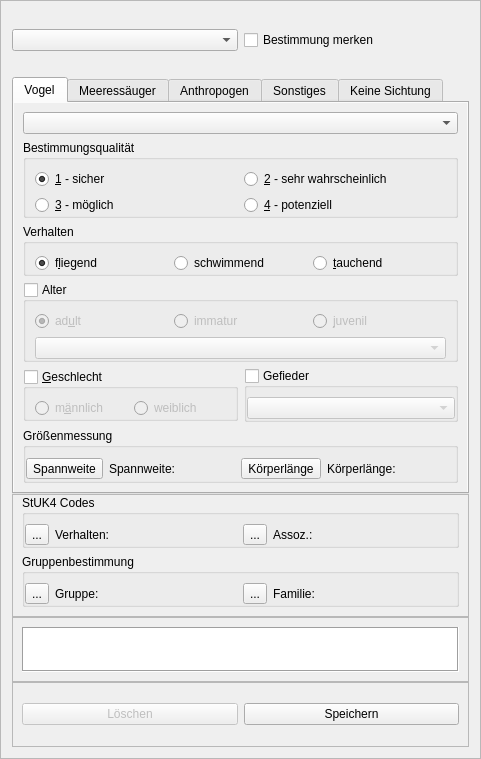
First picture: the form in ui/widget_census.ui, repository ifaoe/2014-10-Bird-View, before the edit.
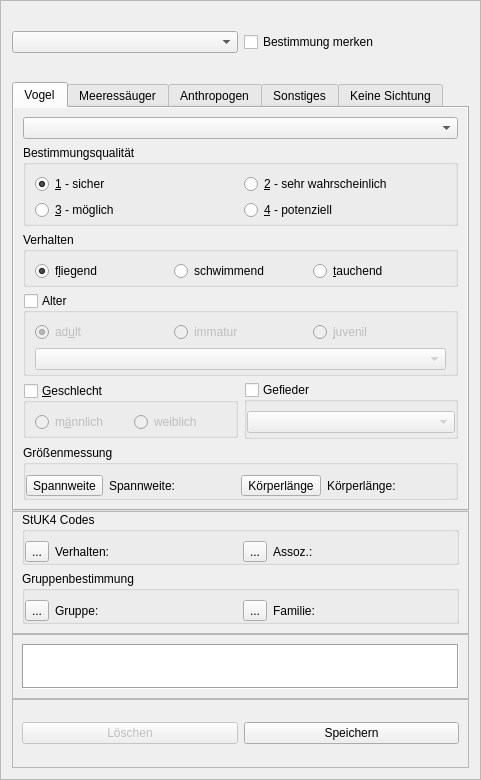
Second picture: the form after the edit. Icons and pictures are not drawn.

What changed in the file:
```diff
--- a/ui/widget_census.ui
+++ b/ui/widget_census.ui
@@ -7,7 +7,7 @@
     <x>0</x>
     <y>0</y>
     <width>481</width>
-    <height>759</height>
+    <height>780</height>
    </rect>
   </property>
   <property name="sizePolicy">
@@ -442,7 +442,7 @@
          </property>
          <layout class="QGridLayout" name="gridLayout_11">
           <property name="bottomMargin">
-           <number>0</number>
+           <number>3</number>
           </property>
           <item row="0" column="1">
            <widget class="QRadioButton" name="rbBirdFemale">
@@ -498,7 +498,7 @@
            <number>0</number>
           </property>
           <property name="bottomMargin">
-           <number>0</number>
+           <number>3</number>
           </property>
           <item row="0" column="0">
            <widget class="QComboBox" name="combo_box_plumage"/>
@@ -528,7 +528,7 @@
          </property>
          <layout class="QGridLayout" name="gridLayout">
           <property name="bottomMargin">
-           <number>0</number>
+           <number>3</number>
           </property>
           <item row="0" column="0">
            <widget class="QRadioButton" name="rbBirdBehaveFly">
@@ -612,7 +612,7 @@
          </property>
          <layout class="QGridLayout" name="gridLayout_6">
           <property name="bottomMargin">
-           <number>0</number>
+           <number>3</number>
           </property>
           <item row="0" column="0">
            <widget class="QRadioButton" name="rbBirdAgeAdult">
@@ -676,7 +676,7 @@
          </property>
          <layout class="QGridLayout" name="gridLayout_2">
           <property name="bottomMargin">
-           <number>0</number>
+           <number>3</number>
           </property>
           <item row="0" column="0">
            <widget class="QRadioButton" name="rbBirdQual1">
```
Left out of the diff: 61 changed lines with no effect on the pictures.
